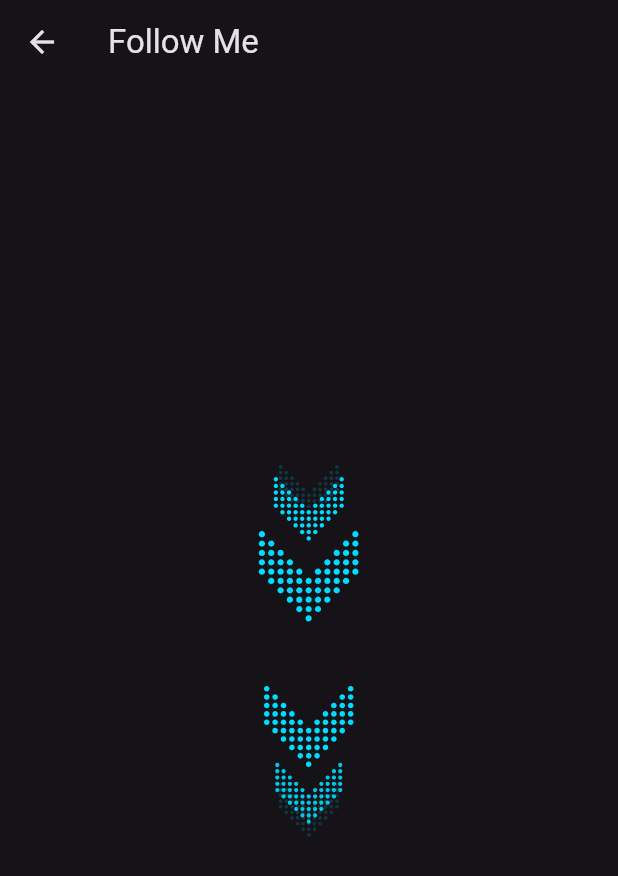
After one commit to arflutterdev/tpr_ci_linux, a Flutter app: the FollowMeScreen screen opened directly, on a phone screen of 412 x 824 dp. The commit adds this screen. Shown: the top 876 px of the screen. Run offline on Flutter 3.47's test engine with Material 3 defaults, Android fonts, the phone set to English and light mode, and no system bars; drawn by our look-alikes of lottie; our stand-ins replace rive, video_player; missing offline and left inert: connectycube_sdk, fvp, roslibdart, window_manager; project files that could hold a hidden picture were left out.

Commit message:
added follow me screen

```diff
--- a/lib/presentation/feature_launcher/feature_launcher_screen.dart
+++ b/lib/presentation/feature_launcher/feature_launcher_screen.dart
@@ -1,6 +1,8 @@
 import 'package:flutter/foundation.dart';
 import 'package:flutter/material.dart';
 import 'package:tpr_control_interface_linux/presentation/face_detection_preview/face_detection_preview.dart';
+import 'package:tpr_control_interface_linux/presentation/follow_me/follow_me_screen.dart';
+import 'package:tpr_control_interface_linux/utils/navigation_utils.dart';
 //import 'package:tpr_control_interface_linux/presentation/volume_control/volume_control_screen.dart';
 
 class FeatureLauncherScreen extends StatelessWidget {
@@ -21,7 +23,7 @@ class FeatureLauncherScreen extends StatelessWidget {
               crossAxisSpacing: 10,
               mainAxisSpacing: 10),
           children: [
-            buildCard(text: 'Follow Me'),
+            buildCard(text: 'Follow Me',ontap: ()=>navigateTo(context,const FollowMeScreen())),
             buildCard(text: 'Map Location'),
             buildCard(text: 'Save Location'),
             buildCard(text: 'Goto Location'),
--- /dev/null
+++ b/lib/presentation/follow_me/follow_me_screen.dart
@@ -0,0 +1,19 @@
+import 'package:flutter/foundation.dart';
+import 'package:flutter/material.dart';
+import 'package:lottie/lottie.dart';
+
+class FollowMeScreen extends StatelessWidget {
+  const FollowMeScreen({super.key});
+
+  @override
+  Widget build(BuildContext context) {
+    return Scaffold(
+      appBar: AppBar(
+        title: const Text('Follow Me'),
+      ),
+      body: Center(
+        child: LottieBuilder.asset('assets/lottieanimations/3.json'),
+      ),
+    );
+  }
+}
```
